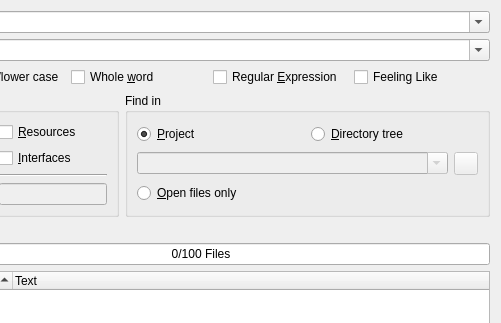
Above: UI/FindFileDialog.ui from testmana2/test before the change; both pictures show x 99 to 600 and y 0 to 323 of the 600 by 750 pixel window. Below: the same form after it.
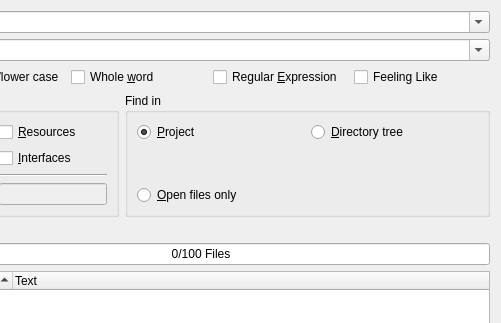
That is the form after the change. Custom widgets are drawn as their Qt base class.

Commit message: Modified more dialogs to use the path picker widgets.

Patch:
```diff
--- a/UI/FindFileDialog.ui
+++ b/UI/FindFileDialog.ui
@@ -253,14 +253,12 @@
          </layout>
         </item>
         <item>
-         <layout class="QHBoxLayout" name="horizontalLayout_4">
-          <item>
-           <widget class="QComboBox" name="dirCombo">
+         <widget class="E5ComboPathPicker" name="dirPicker" native="true">
             <property name="enabled">
              <bool>false</bool>
             </property>
             <property name="sizePolicy">
-             <sizepolicy hsizetype="Expanding" vsizetype="Fixed">
+           <sizepolicy hsizetype="Expanding" vsizetype="Preferred">
               <horstretch>0</horstretch>
               <verstretch>0</verstretch>
              </sizepolicy>
@@ -268,28 +266,7 @@
             <property name="toolTip">
              <string>Enter the directory to search in</string>
             </property>
-            <property name="editable">
-             <bool>true</bool>
-            </property>
-            <property name="insertPolicy">
-             <enum>QComboBox::InsertAtTop</enum>
-            </property>
-            <property name="sizeAdjustPolicy">
-             <enum>QComboBox::AdjustToMinimumContentsLength</enum>
-            </property>
-           </widget>
-          </item>
-          <item>
-           <widget class="QToolButton" name="dirSelectButton">
-            <property name="enabled">
-             <bool>false</bool>
-            </property>
-            <property name="toolTip">
-             <string>Select the directory via a directory selection dialog</string>
-            </property>
-           </widget>
-          </item>
-         </layout>
+         </widget>
         </item>
         <item>
          <layout class="QHBoxLayout" name="horizontalLayout_5">
@@ -396,6 +373,12 @@
    <extends>QLabel</extends>
    <header>E5Gui/E5SqueezeLabels.h</header>
   </customwidget>
+  <customwidget>
+   <class>E5ComboPathPicker</class>
+   <extends>QWidget</extends>
+   <header>E5Gui/E5PathPicker.h</header>
+   <container>1</container>
+  </customwidget>
  </customwidgets>
  <tabstops>
   <tabstop>findtextCombo</tabstop>
```
Left out of the diff: 37 changed lines with no effect on the pictures. Lines whose indentation alone changed are shown as unchanged. The commit also changes 14 other files.
